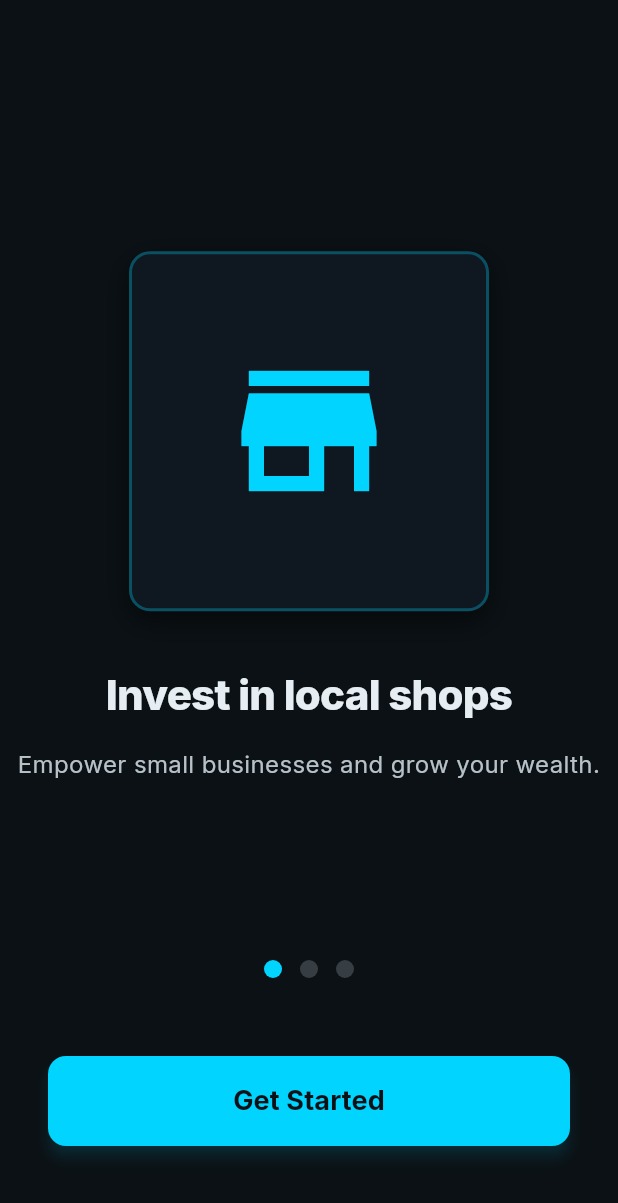
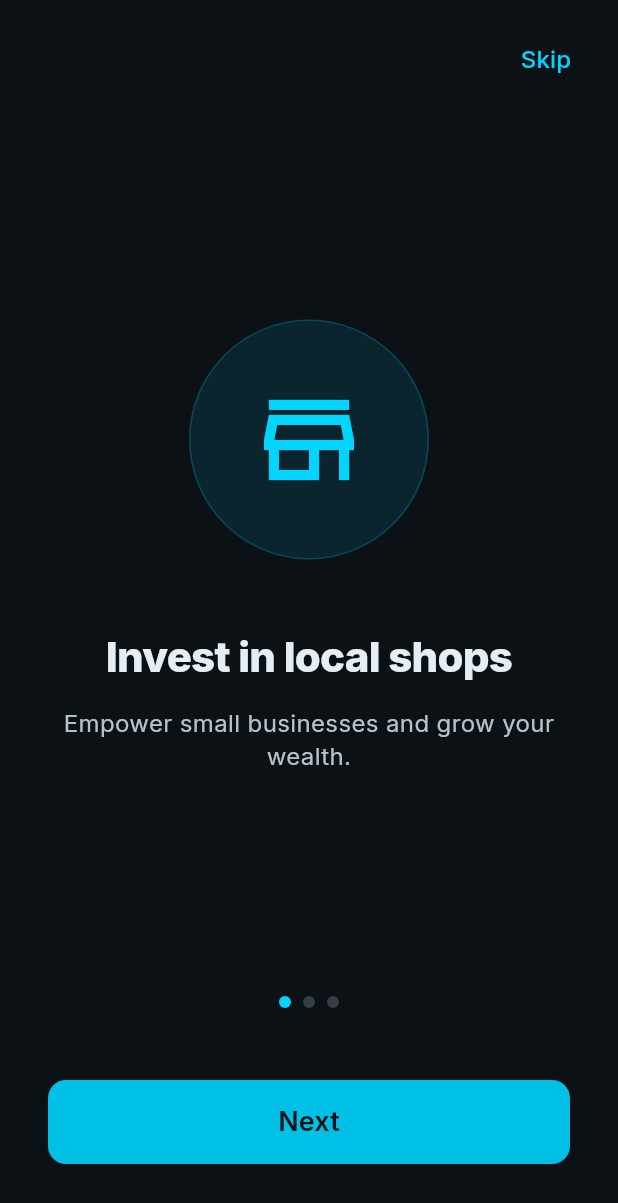
Before and after one commit to Ashish-Ranja-n/vitkara, a Flutter app: the screen it shows after launch, on a phone screen of 412 x 824 dp. Shown: the top 1203 px of the screen. Run offline on Flutter 3.47's test engine with Material 3 defaults, Android fonts, the phone set to English and light mode, and no system bars; drawn by our look-alikes of carousel_slider; our stand-ins replace flutter_svg, google_fonts, google_sign_in, shared_preferences.

Commit message:
updated mobile

```diff
--- a/mobile/lib/screens/onboarding_screen.dart
+++ b/mobile/lib/screens/onboarding_screen.dart
@@ -13,19 +13,22 @@
 
 class _OnboardingScreenState extends State<OnboardingScreen> {
   int _current = 0;
-  final List<Map<String, String>> _slides = [
+  final CarouselSliderController _carouselController =
+      CarouselSliderController();
+
+  final List<Map<String, dynamic>> _slides = [
     {
-      'image': 'assets/onboard1.png',
+      'icon': Icons.store_outlined,
       'title': 'Invest in local shops',
       'desc': 'Empower small businesses and grow your wealth.',
     },
     {
-      'image': 'assets/onboard2.png',
+      'icon': Icons.trending_up_outlined,
       'title': 'Earn daily returns',
       'desc': 'Get rewarded every day for your investments.',
     },
     {
-      'image': 'assets/onboard3.png',
+      'icon': Icons.people_outline,
       'title': 'Support community growth',
       'desc': 'Be a part of the local economic revolution.',
     },
@@ -40,68 +43,81 @@
           value: SystemUiOverlayStyle.light,
           child: Column(
             children: [
-              const SizedBox(height: 60),
+              // Skip Button
+              Align(
+                alignment: Alignment.topRight,
+                child: Padding(
+                  padding: const EdgeInsets.all(16.0),
+                  child: TextButton(
+                    onPressed: widget.onGetStarted,
+                    child: Text(
+                      'Skip',
+                      style: AppTypography.button.copyWith(
+                        color: AppColors.primaryCyan,
+                        fontWeight: FontWeight.w500,
+                      ),
+                    ),
+                  ),
+                ),
+              ),
               Expanded(
                 child: CarouselSlider.builder(
+                  carouselController: _carouselController,
                   itemCount: _slides.length,
                   itemBuilder: (context, index, realIdx) {
                     final slide = _slides[index];
                     return Column(
                       mainAxisAlignment: MainAxisAlignment.center,
                       children: [
-                        // Enhanced placeholder for images with dark theme
+                        // Clean icon container
                         Container(
-                          height: 240,
-                          width: 240,
+                          height: 160,
+                          width: 160,
                           decoration: BoxDecoration(
-                            color: AppColors.surface,
-                            borderRadius: BorderRadius.circular(AppRadii.card),
+                            color: AppColors.primaryCyan.withOpacity(0.1),
+                            borderRadius: BorderRadius.circular(80),
                             border: Border.all(
-                              color: AppColors.primaryCyan.withValues(
-                                alpha: 0.3,
-                              ),
-                              width: 2,
+                              color: AppColors.primaryCyan.withOpacity(0.2),
+                              width: 1,
                             ),
-                            boxShadow: [
-                              BoxShadow(
-                                color: AppColors.shadow,
-                                blurRadius: AppElevation.blur,
-                                offset: Offset(0, AppElevation.offsetY),
-                              ),
-                            ],
                           ),
                           child: Icon(
-                            Icons.store,
-                            size: 120,
+                            slide['icon'],
+                            size: 80,
                             color: AppColors.primaryCyan,
                           ),
                         ),
-                        const SizedBox(height: 40),
+                        const SizedBox(height: 48),
                         Semantics(
                           label:
                               'Onboarding slide ${index + 1} of ${_slides.length}',
                           child: Text(
-                            slide['title']!,
+                            slide['title'],
                             style: AppTypography.heroTitle.copyWith(
                               fontSize: 28,
                               color: AppColors.primaryText,
+                              height: 1.2,
                             ),
                             textAlign: TextAlign.center,
                           ),
                         ),
-                        const SizedBox(height: 20),
-                        Text(
-                          slide['desc']!,
-                          style: AppTypography.bodyLarge.copyWith(
-                            color: AppColors.secondaryText,
+                        const SizedBox(height: 16),
+                        Padding(
+                          padding: const EdgeInsets.symmetric(horizontal: 32),
+                          child: Text(
+                            slide['desc'],
+                            style: AppTypography.bodyLarge.copyWith(
+                              color: AppColors.secondaryText,
+                              height: 1.4,
+                            ),
+                            textAlign: TextAlign.center,
                           ),
-                          textAlign: TextAlign.center,
                         ),
                       ],
                     );
                   },
                   options: CarouselOptions(
-                    height: 500,
+                    height: MediaQuery.of(context).size.height * 0.65,
                     viewportFraction: 1.0,
                     enableInfiniteScroll: false,
                     enlargeCenterPage: false,
@@ -113,53 +129,56 @@
                   ),
                 ),
               ),
+              // Clean Indicators
               Row(
                 mainAxisAlignment: MainAxisAlignment.center,
                 children: _slides.asMap().entries.map((entry) {
                   return Container(
-                    width: 12.0,
-                    height: 12.0,
+                    width: 8.0,
+                    height: 8.0,
                     margin: const EdgeInsets.symmetric(
-                      vertical: 12.0,
-                      horizontal: 6.0,
+                      vertical: 16.0,
+                      horizontal: 4.0,
                     ),
                     decoration: BoxDecoration(
                       shape: BoxShape.circle,
                       color: _current == entry.key
                           ? AppColors.primaryCyan
-                          : AppColors.mutedText.withValues(alpha: 0.3),
+                          : AppColors.mutedText.withOpacity(0.3),
                     ),
                   );
                 }).toList(),
               ),
-              const SizedBox(height: 40),
+              const SizedBox(height: 32),
               Padding(
                 padding: const EdgeInsets.symmetric(horizontal: 32.0),
                 child: SizedBox(
                   width: double.infinity,
-                  height: 60,
+                  height: 56,
                   child: ElevatedButton(
                     style: ElevatedButton.styleFrom(
-                      backgroundColor: AppColors.primaryCyan,
+                      backgroundColor: const Color.fromARGB(228, 0, 213, 255),
                       foregroundColor: AppColors.background,
                       shape: RoundedRectangleBorder(
                         borderRadius: BorderRadius.circular(AppRadii.button),
                       ),
-                      elevation: 4,
-                      shadowColor: AppColors.primaryCyan.withValues(alpha: 0.3),
+                      elevation: 0,
+                      shadowColor: Colors.transparent,
                     ),
-                    onPressed: widget.onGetStarted,
+                    onPressed: _current == _slides.length - 1
+                        ? widget.onGetStarted
+                        : () => _carouselController.animateToPage(_current + 1),
                     child: Text(
-                      'Get Started',
+                      _current == _slides.length - 1 ? 'Get Started' : 'Next',
                       style: AppTypography.buttonLarge.copyWith(
                         color: AppColors.background,
-                        fontWeight: FontWeight.w700,
+                        fontWeight: FontWeight.w600,
                       ),
                     ),
                   ),
                 ),
               ),
-              const SizedBox(height: 60),
+              const SizedBox(height: 48),
             ],
           ),
         ),
```
Also changed, not shown: mobile/lib/screens/welcome_screen.dart (+84 -37 lines).
